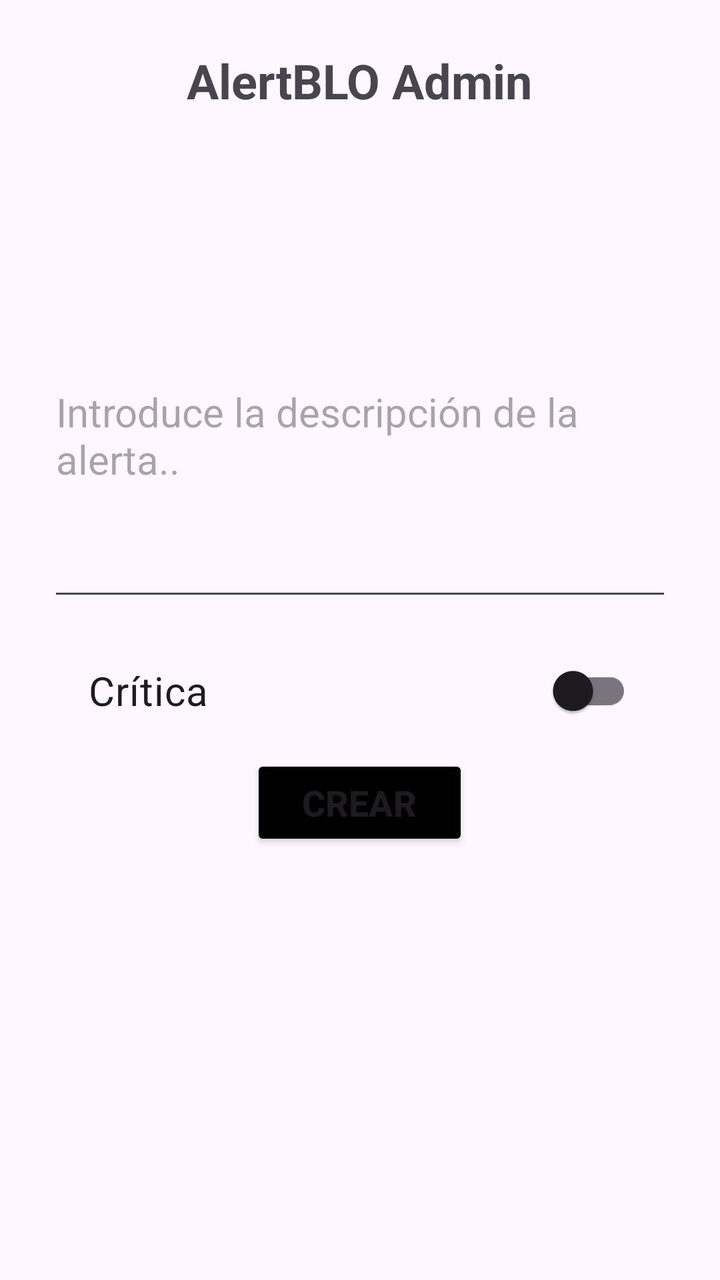
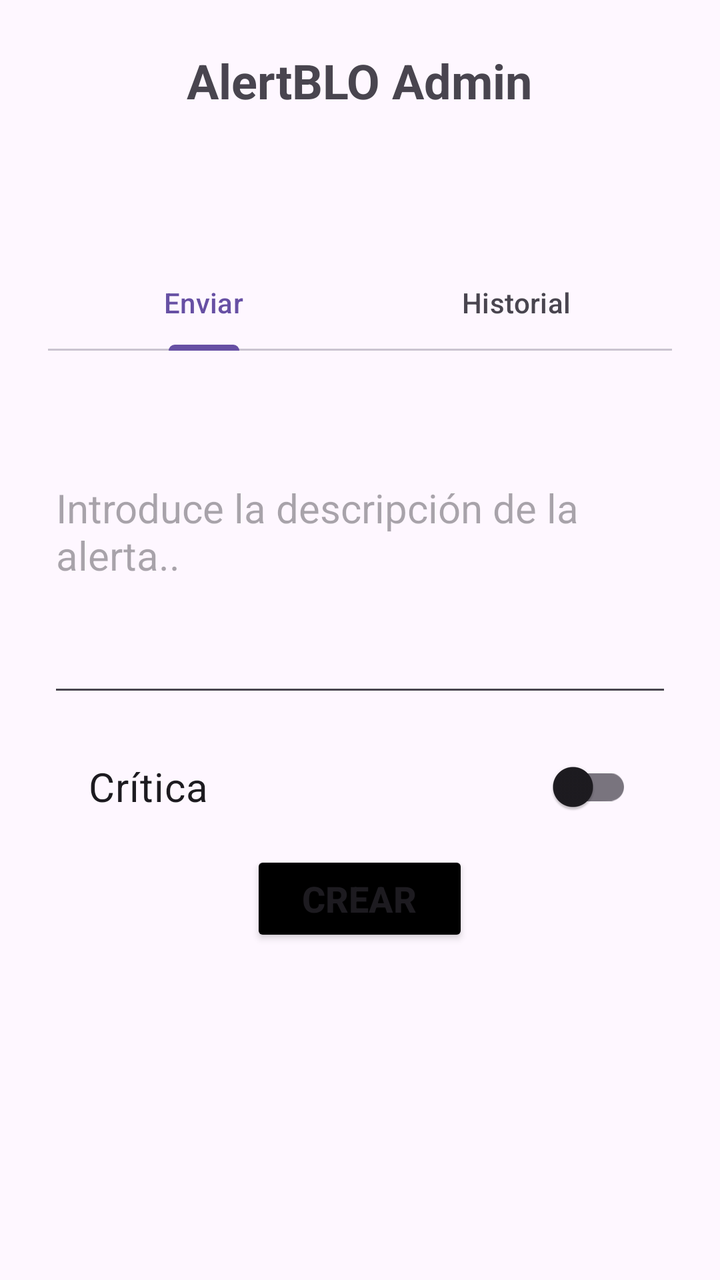

Before-and-after screenshots of an Android layout around one commit, followed by the original layout XML and the change that was made.
<!-- AndroidManifest.xml: application theme Theme.AlertBLO -->
<!-- res/layout/activity_main.xml -->
<?xml version="1.0" encoding="utf-8"?>
<LinearLayout xmlns:android="http://schemas.android.com/apk/res/android"
    android:layout_width="match_parent"
    android:layout_height="match_parent"
    android:orientation="vertical"
    android:padding="24dp"
    android:gravity="center_horizontal">

    <TextView
        android:id="@+id/textView"
        android:layout_width="wrap_content"
        android:layout_height="wrap_content"
        android:text="@string/txt_appname"
        android:textSize="24sp"
        android:textStyle="bold" />

    <Space
        android:layout_width="match_parent"
        android:layout_height="71dp" />

    <EditText
        android:id="@+id/alerta"
        android:layout_width="match_parent"
        android:layout_height="178dp"
        android:textSize="20sp"
        android:hint="@string/txt_text_fondo"
        android:inputType="textMultiLine"
        android:autofillHints="no"
        android:visibility="visible" />

    <com.google.android.material.switchmaterial.SwitchMaterial
        android:id="@+id/sw_critica"
        android:layout_width="match_parent"
        android:layout_height="wrap_content"
        android:layout_marginTop="16dp"
        android:layout_marginBottom="8dp"
        android:paddingHorizontal="20dp"
        android:textSize="20sp"
        android:text="@string/sw_critica" />

    <Button
        android:id="@+id/btt_crear"
        android:layout_width="109dp"
        android:layout_height="wrap_content"
        android:text="@string/txt_crear"
        android:textStyle="bold"
        android:textSize="18sp"
        android:backgroundTint="#000"/>

</LinearLayout>
<!-- resources referenced by this layout -->
<resources>
  <string name="sw_critica">Crítica</string>
  <string name="txt_appname">AlertBLO Admin</string>
  <string name="txt_crear">Crear</string>
  <string name="txt_text_fondo">Introduce la descripción de la alerta..</string>
  <style name="Theme.AlertBLO" parent="Base.Theme.AlertBLO" />
  <style name="Base.Theme.AlertBLO" parent="Theme.Material3.DayNight.NoActionBar">
          
          
      </style>
</resources>

<!-- the commit's change to res/layout/activity_main.xml (unified diff, before → after) -->
@@ -17,6 +17,24 @@
     <Space
         android:layout_width="match_parent"
         android:layout_height="71dp" />
+
+    <com.google.android.material.tabs.TabLayout
+        android:id="@+id/menu"
+        android:layout_width="match_parent"
+        android:layout_height="wrap_content">
+
+        <com.google.android.material.tabs.TabItem
+            android:id="@+id/enviar"
+            android:layout_width="wrap_content"
+            android:layout_height="wrap_content"
+            android:text="@string/txt_enviarAlerta" />
+
+        <com.google.android.material.tabs.TabItem
+            android:id="@+id/historial"
+            android:layout_width="wrap_content"
+            android:layout_height="wrap_content"
+            android:text="@string/txt_verHistorial" />
+    </com.google.android.material.tabs.TabLayout>
 
     <EditText
         android:id="@+id/alerta"
<!-- resource entries referenced after the edit -->
@@ -3,7 +3,9 @@
   <string name="sw_critica">Crítica</string>
   <string name="txt_appname">AlertBLO Admin</string>
   <string name="txt_crear">Crear</string>
+  <string name="txt_enviarAlerta">Enviar</string>
   <string name="txt_text_fondo">Introduce la descripción de la alerta..</string>
+  <string name="txt_verHistorial">Historial</string>
   <style name="Theme.AlertBLO" parent="Base.Theme.AlertBLO" />
   <style name="Base.Theme.AlertBLO" parent="Theme.Material3.DayNight.NoActionBar">
           
